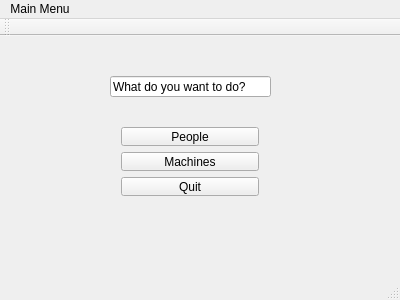
Above: vika3/adalgluggi.ui from editomars/VLN1_h22 before the change. Below: the same form after it.
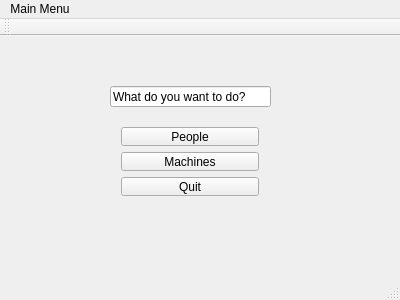
That is the form after the change.

Commit message: smavaegilegar breytingar

```diff
--- a/vika3/adalgluggi.ui
+++ b/vika3/adalgluggi.ui
@@ -51,7 +51,7 @@
     <property name="geometry">
      <rect>
       <x>110</x>
-      <y>40</y>
+      <y>50</y>
       <width>161</width>
       <height>21</height>
      </rect>
```
Left out of the diff: 2 changed lines with no effect on the pictures. The commit also changes 1 other file.
